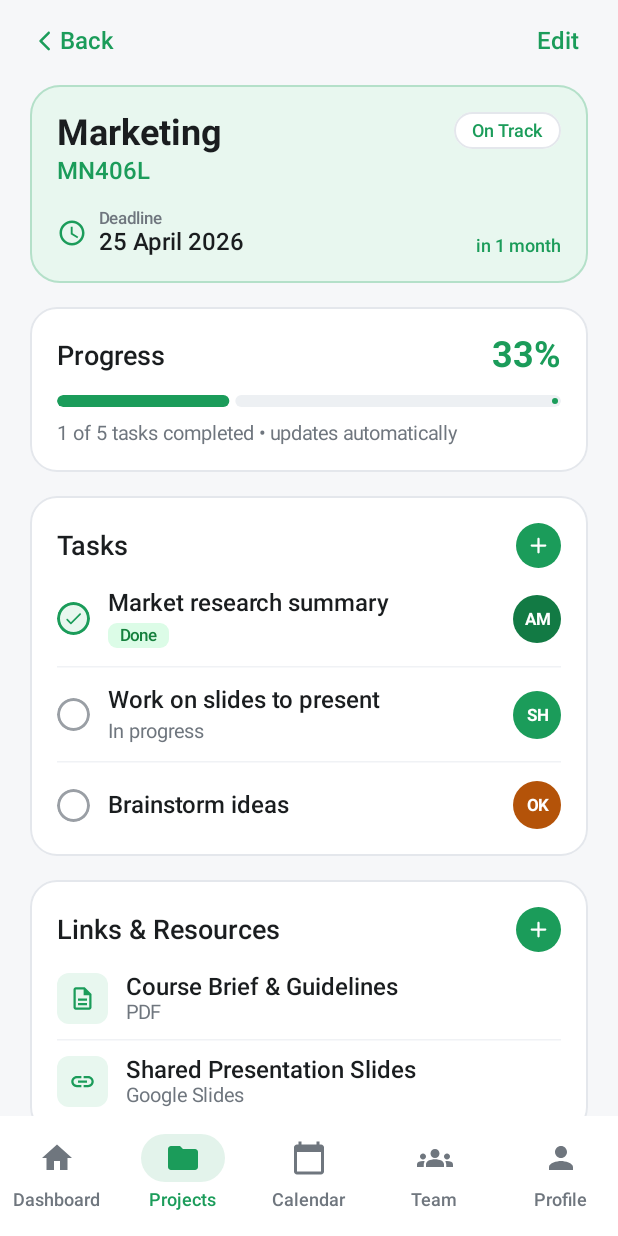
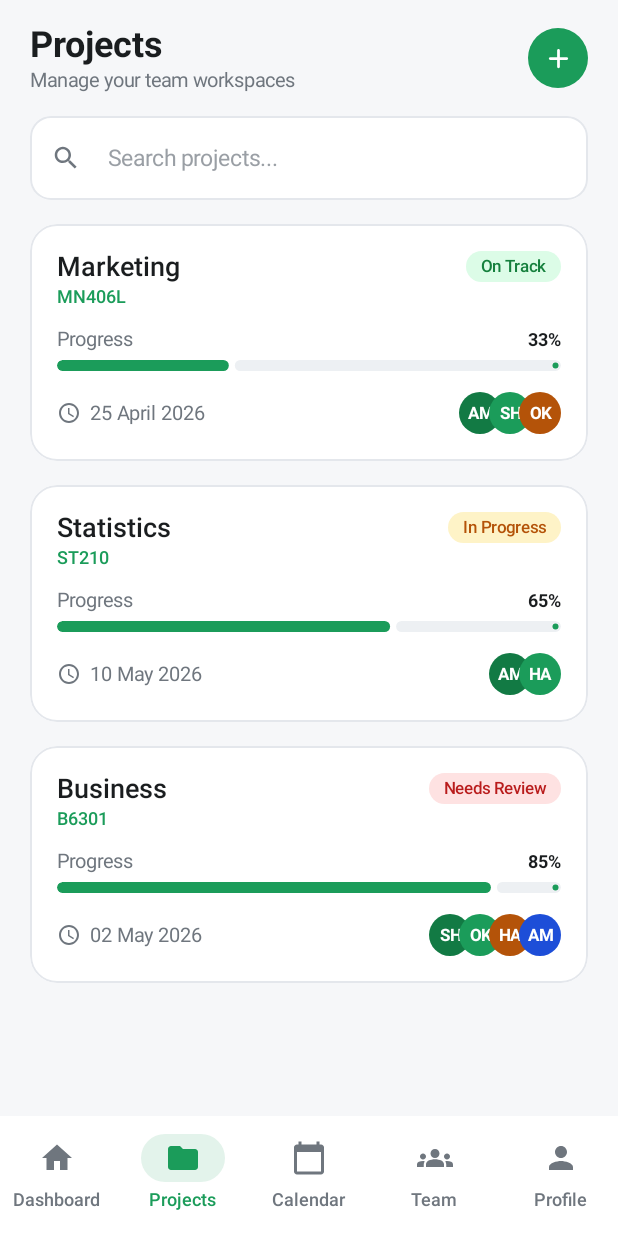
Before and after one commit to 3bs622006-droid/Team-mate, an Android app built with Jetpack Compose: the ProjectsScreen screen opened through its navigation route, on a phone screen of 412 x 824 dp. Run offline under Robolectric (Android 15) with nearby library versions, the phone set to English and light mode, and no system bars.

Commit message:
Add ProjectsScreen list and link with ProjectDetailsScreen

```diff
--- a/app/src/main/java/com/example/teammate/ui/navigation/AppNavigation.kt
+++ b/app/src/main/java/com/example/teammate/ui/navigation/AppNavigation.kt
@@ -14,6 +14,7 @@ import com.example.teammate.ui.components.PlaceholderScreen
 import com.example.teammate.ui.dashboard.DashboardScreen
 import com.example.teammate.ui.projects.ProjectDetailsScreen
 import com.example.teammate.ui.profile.ProfileScreen
+import com.example.teammate.ui.projects.ProjectsScreen
 import com.example.teammate.ui.theme.PrimaryGreen
 
 sealed class Screen(val route: String, val title: String, val icon: ImageVector) {
@@ -62,7 +63,7 @@ fun AppNavigation() {
             modifier = Modifier.padding(innerPadding)
         ) {
             composable(Screen.Dashboard.route) { DashboardScreen()}
-            composable(Screen.Projects.route) { ProjectDetailsScreen () }
+            composable(Screen.Projects.route) { ProjectsScreen() }
             composable(Screen.Calendar.route) { PlaceholderScreen("Calendar") }
             composable(Screen.Team.route) { TeamScreen() }
             composable(Screen.Profile.route) { ProfileScreen () }
--- /dev/null
+++ b/app/src/main/java/com/example/teammate/ui/projects/ProjectsComponents.kt
@@ -0,0 +1,237 @@
+package com.example.teammate.ui.projects
+
+import androidx.compose.foundation.BorderStroke
+import androidx.compose.foundation.background
+import androidx.compose.foundation.clickable
+import androidx.compose.foundation.layout.*
+import androidx.compose.foundation.shape.CircleShape
+import androidx.compose.foundation.shape.RoundedCornerShape
+import androidx.compose.material.icons.Icons
+import androidx.compose.material.icons.outlined.Schedule
+import androidx.compose.material.icons.outlined.Search
+import androidx.compose.material.icons.rounded.Add
+import androidx.compose.material3.*
+import androidx.compose.runtime.Composable
+import androidx.compose.ui.Alignment
+import androidx.compose.ui.Modifier
+import androidx.compose.ui.draw.clip
+import androidx.compose.ui.graphics.Color
+import androidx.compose.ui.text.font.FontWeight
+import androidx.compose.ui.unit.dp
+import com.example.teammate.ui.theme.*
+
+data class ProjectUiItem(
+    val id: String,
+    val title: String,
+    val code: String,
+    val statusText: String,
+    val statusTextColor: Color,
+    val statusBgColor: Color,
+    val progress: Float,
+    val percentage: Int,
+    val deadlineText: String,
+    val memberInitials: List<String>
+)
+
+@Composable
+fun ProjectsHeader(
+    onAddProjectClick: () -> Unit
+) {
+    Row(
+        modifier = Modifier.fillMaxWidth(),
+        horizontalArrangement = Arrangement.SpaceBetween,
+        verticalAlignment = Alignment.CenterVertically
+    ) {
+        Column {
+            Text(
+                text = "Projects",
+                style = MaterialTheme.typography.headlineMedium,
+                color = TextPrimary
+            )
+            Spacer(modifier = Modifier.height(2.dp))
+            Text(
+                text = "Manage your team workspaces",
+                style = MaterialTheme.typography.bodyMedium,
+                color = TextSecondary
+            )
+        }
+
+        Box(
+            modifier = Modifier
+                .size(40.dp)
+                .clip(CircleShape)
+                .background(PrimaryGreen)
+                .clickable { onAddProjectClick() },
+            contentAlignment = Alignment.Center
+        ) {
+            Icon(
+                imageVector = Icons.Rounded.Add,
+                contentDescription = "New Project",
+                tint = TextOnPrimary,
+                modifier = Modifier.size(22.dp)
+            )
+        }
+    }
+}
+
+@Composable
+fun ProjectsSearchBar(
+    query: String,
+    onQueryChange: (String) -> Unit
+) {
+    OutlinedTextField(
+        value = query,
+        onValueChange = onQueryChange,
+        modifier = Modifier.fillMaxWidth(),
+        placeholder = {
+            Text(
+                text = "Search projects...",
+                style = MaterialTheme.typography.bodyLarge,
+                color = TextHint
+            )
+        },
+        leadingIcon = {
+            Icon(
+                imageVector = Icons.Outlined.Search,
+                contentDescription = null,
+                tint = TextSecondary,
+                modifier = Modifier.size(20.dp)
+            )
+        },
+        singleLine = true,
+        shape = RoundedCornerShape(14.dp),
+        colors = OutlinedTextFieldDefaults.colors(
+            focusedContainerColor = CardWhite,
+            unfocusedContainerColor = CardWhite,
+            focusedBorderColor = PrimaryGreen,
+            unfocusedBorderColor = BorderLight,
+            focusedTextColor = TextPrimary,
+            unfocusedTextColor = TextPrimary
+        )
+    )
+}
+
+@Composable
+fun ProjectListCard(
+    project: ProjectUiItem,
+    onClick: () -> Unit
+) {
+    Surface(
+        modifier = Modifier
+            .fillMaxWidth()
+            .clip(RoundedCornerShape(18.dp))
+            .clickable { onClick() },
+        shape = RoundedCornerShape(18.dp),
+        color = CardWhite,
+        border = BorderStroke(1.dp, BorderLight)
+    ) {
+        Column(
+            modifier = Modifier.padding(18.dp)
+        ) {
+            Row(
+                modifier = Modifier.fillMaxWidth(),
+                horizontalArrangement = Arrangement.SpaceBetween,
+                verticalAlignment = Alignment.Top
+            ) {
+                Column {
+                    Text(
+                        text = project.title,
+                        style = MaterialTheme.typography.titleLarge,
+                        color = TextPrimary
+                    )
+                    Spacer(modifier = Modifier.height(2.dp))
+                    Text(
+                        text = project.code,
+                        style = MaterialTheme.typography.labelMedium.copy(fontWeight = FontWeight.SemiBold),
+                        color = PrimaryGreen
+                    )
+                }
+
+                Surface(
+                    shape = CircleShape,
+                    color = project.statusBgColor
+                ) {
+                    Text(
+                        text = project.statusText,
+                        style = MaterialTheme.typography.labelSmall.copy(fontWeight = FontWeight.SemiBold),
+                        color = project.statusTextColor,
+                        modifier = Modifier.padding(horizontal = 10.dp, vertical = 4.dp)
+                    )
+                }
+            }
+
+            Spacer(modifier = Modifier.height(14.dp))
+
+            Row(
+                modifier = Modifier.fillMaxWidth(),
+                horizontalArrangement = Arrangement.SpaceBetween,
+                verticalAlignment = Alignment.CenterVertically
+            ) {
+                Text(
+                    text = "Progress",
+                    style = MaterialTheme.typography.bodyMedium,
+                    color = TextSecondary
+                )
+                Text(
+                    text = "${project.percentage}%",
+                    style = MaterialTheme.typography.labelMedium.copy(fontWeight = FontWeight.Bold),
+                    color = TextPrimary
+                )
+            }
+
+            Spacer(modifier = Modifier.height(6.dp))
+
+            LinearProgressIndicator(
+                progress = { project.progress },
+                modifier = Modifier
+                    .fillMaxWidth()
+                    .height(7.dp)
+                    .clip(CircleShape),
+                color = PrimaryGreen,
+                trackColor = SurfaceVariantLight
+            )
+
+            Spacer(modifier = Modifier.height(14.dp))
+
+            Row(
+                modifier = Modifier.fillMaxWidth(),
+                horizontalArrangement = Arrangement.SpaceBetween,
+                verticalAlignment = Alignment.CenterVertically
+            ) {
+                Row(verticalAlignment = Alignment.CenterVertically) {
+                    Icon(
+                        imageVector = Icons.Outlined.Schedule,
+                        contentDescription = null,
+                        tint = TextSecondary,
+                        modifier = Modifier.size(16.dp)
+                    )
+                    Spacer(modifier = Modifier.width(6.dp))
+                    Text(
+                        text = project.deadlineText,
+                        style = MaterialTheme.typography.bodyMedium,
+                        color = TextSecondary
+                    )
+                }
+
+                Row(horizontalArrangement = Arrangement.spacedBy((-8).dp)) {
+                    val avatarColors = listOf(DarkGreen, PrimaryGreen, StatusWarningText, StatusInfoText)
+                    project.memberInitials.forEachIndexed { index, initials ->
+                        Box(
+                            modifier = Modifier
+                                .size(28.dp)
+                                .clip(CircleShape)
+                                .background(avatarColors[index % avatarColors.size]),
+                            contentAlignment = Alignment.Center
+                        ) {
+                            Text(
+                                text = initials,
+                                style = MaterialTheme.typography.labelSmall.copy(fontWeight = FontWeight.Bold),
+                                color = TextOnPrimary
+                            )
+                        }
+                    }
+                }
+            }
+        }
+    }
+}
--- /dev/null
+++ b/app/src/main/java/com/example/teammate/ui/projects/ProjectsScreen.kt
@@ -0,0 +1,98 @@
+package com.example.teammate.ui.projects
+
+import androidx.compose.foundation.background
+import androidx.compose.foundation.layout.*
+import androidx.compose.foundation.lazy.LazyColumn
+import androidx.compose.foundation.lazy.items
+import androidx.compose.runtime.*
+import androidx.compose.ui.Modifier
+import androidx.compose.ui.unit.dp
+import com.example.teammate.ui.theme.*
+
+@Composable
+fun ProjectsScreen() {
+    var selectedProjectId by remember { mutableStateOf<String?>(null) }
+    var searchQuery by remember { mutableStateOf("") }
+
+    if (selectedProjectId != null) {
+        ProjectDetailsScreen(
+            onBackClick = { selectedProjectId = null }
+        )
+        return
+    }
+
+    val sampleProjects = listOf(
+        ProjectUiItem(
+            id = "1",
+            title = "Marketing",
+            code = "MN406L",
+            statusText = "On Track",
+            statusTextColor = StatusSuccessText,
+            statusBgColor = StatusSuccessBg,
+            progress = 0.33f,
+            percentage = 33,
+            deadlineText = "25 April 2026",
+            memberInitials = listOf("AM", "SH", "OK")
+        ),
+        ProjectUiItem(
+            id = "2",
+            title = "Statistics",
+            code = "ST210",
+            statusText = "In Progress",
+            statusTextColor = StatusWarningText,
+            statusBgColor = StatusWarningBg,
+            progress = 0.65f,
+            percentage = 65,
+            deadlineText = "10 May 2026",
+            memberInitials = listOf("AM", "HA")
+        ),
+        ProjectUiItem(
+            id = "3",
+            title = "Business",
+            code = "B6301",
+            statusText = "Needs Review",
+            statusTextColor = StatusErrorText,
+            statusBgColor = StatusErrorBg,
+            progress = 0.85f,
+            percentage = 85,
+            deadlineText = "02 May 2026",
+            memberInitials = listOf("SH", "OK", "HA", "AM")
+        )
+    )
+
+    val filteredProjects = sampleProjects.filter {
+        it.title.contains(searchQuery, ignoreCase = true) ||
+                it.code.contains(searchQuery, ignoreCase = true)
+    }
+
+    LazyColumn(
+        modifier = Modifier
+            .fillMaxSize()
+            .background(BackgroundGray),
+        contentPadding = PaddingValues(
+            start = 20.dp,
+            end = 20.dp,
+            top = 16.dp,
+            bottom = 24.dp
+        ),
+        verticalArrangement = Arrangement.spacedBy(16.dp)
+    ) {
+        item {
+            ProjectsHeader(onAddProjectClick = {})
+        }
+
+        item {
+            ProjectsSearchBar(
+                query = searchQuery,
+                onQueryChange = { searchQuery = it }
+            )
+        }
+
+        items(filteredProjects) { project ->
+            ProjectListCard(
+                project = project,
+                onClick = { selectedProjectId = project.id }
+            )
+        }
+    }
+}
```
